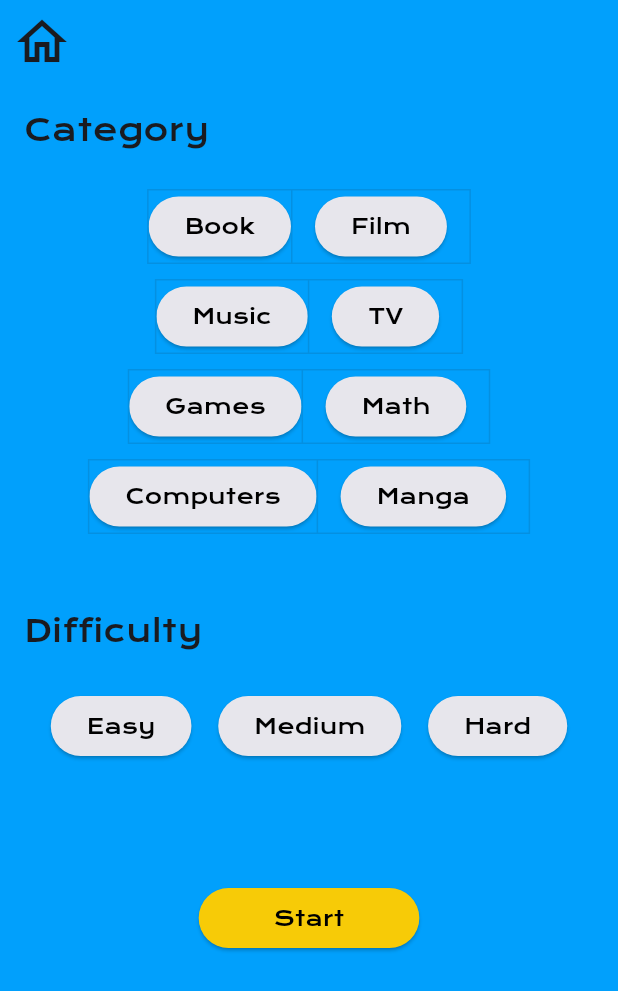
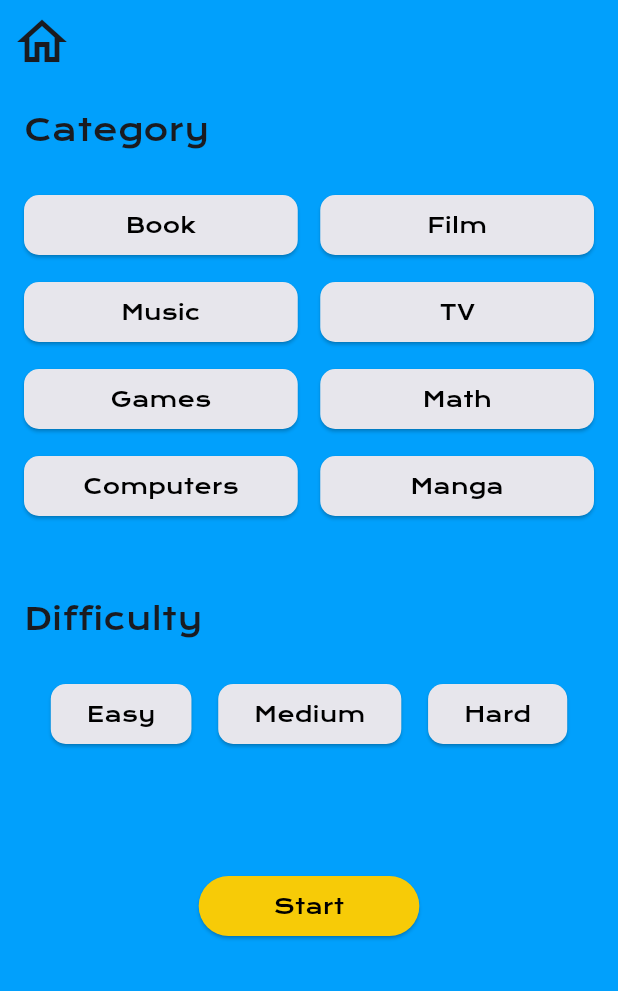
Before and after one commit to IvoVicente/QuizMania, a Flutter app: the OptionsPage screen opened by its route, on a phone screen of 412 x 824 dp. Shown: the top 991 px of the screen. Run offline on Flutter 3.47's test engine with Material 3 defaults, Android fonts, the phone set to English and light mode, and no system bars.

Commit message:
Melhorias e correções, incluindo de interface

```diff
--- a/lib/models/api_response.dart
+++ b/lib/models/api_response.dart
@@ -9,12 +9,12 @@ class ApiResponse {
     required this.results,
   });
 
-  factory ApiResponse.fromJson(Map<String, dynamic> json) {
+  /* factory ApiResponse.fromJson(Map<String, dynamic> json) {
     return ApiResponse(
       responseCode: json['response_code'] as int,
       results: (json['results'] as List)
           .map((item) => Question.fromJson(item as Map<String, dynamic>))
           .toList(),
     );
-  }
+  } */
 }
--- a/lib/models/question.dart
+++ b/lib/models/question.dart
@@ -4,7 +4,7 @@ class Question {
   final String category;
   final String question;
   final String correctAnswer;
-  final List<dynamic> incorrectAnswers;
+  final List<dynamic> allAnswers;
 
   const Question({
     required this.type,
@@ -12,17 +12,38 @@ class Question {
     required this.category,
     required this.question,
     required this.correctAnswer,
-    required this.incorrectAnswers,
+    required this.allAnswers,
   });
 
-  factory Question.fromJson(Map<String, dynamic> json) {
+/*   factory Question.fromJson(Map<String, dynamic> json) {
+    List<String> allAnswers = List<String>.from(json['incorrect_answers']);
+    allAnswers.add(json['correct_answer'] as String);
+
     return Question(
       type: json['type'] as String,
       difficulty: json['difficulty'] as String,
       category: json['category'] as String,
       question: json['question'] as String,
       correctAnswer: json['correct_answer'] as String,
-      incorrectAnswers: List<String>.from(json['incorrect_answers']),
+      allAnswers: List<String>.from(json['incorrect_answers']),
     );
   }
+
+  String _decodeText(String text){
+  return text.replaceAll('&quot;', '"')
+              .replaceAll('&#039;', "'")
+              .replaceAll('&amp;', '&')
+              .replaceAll('&eacute;', 'é')
+              .replaceAll('&aacute;', 'á')
+              .replaceAll('&uacute;', 'ú')
+              .replaceAll('&lt;', '<')
+              .replaceAll('&gt;', '>');
+  }
+
+  List<String> _decodeList(List<String> list){
+    for (int i = 0; i < list.length; i++){
+      list[i] = _decodeText(list[i]);
+    }
+    return list;
+  } */
 }
--- a/lib/pages/options.dart
+++ b/lib/pages/options.dart
@@ -57,16 +57,10 @@ class OptionStatefulState extends State<OptionsPage>{
 
         const SizedBox(height: 25),
 
-        Center(
-          child: ToggleButtons(
-            isSelected: isSelected1,
-            onPressed: (int index) {
-              (() {
-                isSelected1[index] = !isSelected1[index];
-              });
-            },
+        Row(
+          mainAxisAlignment: MainAxisAlignment.spaceEvenly,
           children: <Widget>[
-              ElevatedButton(
+            Expanded( child: ElevatedButton(
               onPressed: () {
               setState(() {
                 if (isSelectedCategory.contains(true)){
@@ -85,16 +79,25 @@ class OptionStatefulState extends State<OptionsPage>{
             style: isSelectedCategory[0] ?
             ElevatedButton.styleFrom(
             foregroundColor: isSelectedForeground,
-              backgroundColor: isSelectedBackground
+            backgroundColor: isSelectedBackground,
+            shape: RoundedRectangleBorder(
+              borderRadius: BorderRadius.circular(10)
+            )
             ) :
             ElevatedButton.styleFrom(
             foregroundColor: notSelectedForeground,
-              backgroundColor: notSelectedBackground
+            backgroundColor: notSelectedBackground,
+            shape: RoundedRectangleBorder(
+              borderRadius: BorderRadius.circular(10)
+            )
             ),
               child: const Text('Book'),
+            )
             ),
-              Padding(
-                  padding: const EdgeInsets.symmetric(horizontal: 15),
+
+            const SizedBox(width: 15),
+
+            Expanded(
               child: ElevatedButton(
                     onPressed: () {
                       setState(() {
@@ -114,27 +117,29 @@ class OptionStatefulState extends State<OptionsPage>{
                     style: isSelectedCategory[1] ?
                     ElevatedButton.styleFrom(
                     foregroundColor: isSelectedForeground,
-              backgroundColor: isSelectedBackground
+                    backgroundColor: isSelectedBackground,
+                    shape: RoundedRectangleBorder(
+                      borderRadius: BorderRadius.circular(10)
+                    )
                     ) :
                     ElevatedButton.styleFrom(
                     foregroundColor: notSelectedForeground,
-              backgroundColor: notSelectedBackground
+                    backgroundColor: notSelectedBackground,
+                    shape: RoundedRectangleBorder(
+                      borderRadius: BorderRadius.circular(10)
+                    )
                     ),
-                    child: const Text('Film'),
-                  ))
+                    child: const Text('Film'))
+              )
           ],
         ),
-        ),
+
         const SizedBox(height: 10),
+
         Center(
-          child: ToggleButtons(
-            isSelected: isSelected2,
-            onPressed: (int index) {
-              (() {
-                isSelected2[index] = !isSelected2[index];
-              });
-            },
+          child: Row(
             children: <Widget>[
+              Expanded( child:
               ElevatedButton(
                   onPressed: () {
                 setState(() {
@@ -154,16 +159,25 @@ class OptionStatefulState extends State<OptionsPage>{
               style: isSelectedCategory[2] ?
               ElevatedButton.styleFrom(
               foregroundColor: isSelectedForeground,
-              backgroundColor: isSelectedBackground
+              backgroundColor: isSelectedBackground,
+              shape: RoundedRectangleBorder(
+                borderRadius: BorderRadius.circular(10)
+              )
               ) :
               ElevatedButton.styleFrom(
               foregroundColor: notSelectedForeground,
-              backgroundColor: notSelectedBackground
+              backgroundColor: notSelectedBackground,
+              shape: RoundedRectangleBorder(
+                borderRadius: BorderRadius.circular(10)
+              )
               ),
                 child: const Text('Music'),
               ),
-              Padding(
-                padding: const EdgeInsets.symmetric(horizontal: 15),
+              ),
+
+              const SizedBox(width: 15),
+
+              Expanded(
                 child: ElevatedButton(
                     onPressed: () {
                 setState(() {
@@ -183,11 +197,17 @@ class OptionStatefulState extends State<OptionsPage>{
               style: isSelectedCategory[3] ?
               ElevatedButton.styleFrom(
               foregroundColor: isSelectedForeground,
-              backgroundColor: isSelectedBackground
+              backgroundColor: isSelectedBackground,
+              shape: RoundedRectangleBorder(
+                borderRadius: BorderRadius.circular(10)
+              )
               ) :
               ElevatedButton.styleFrom(
               foregroundColor: notSelectedForeground,
-              backgroundColor: notSelectedBackground
+              backgroundColor: notSelectedBackground,
+              shape: RoundedRectangleBorder(
+                borderRadius: BorderRadius.circular(10)
+              )
               ),
                   child: const Text('TV'),
                 ),
@@ -195,16 +215,14 @@ class OptionStatefulState extends State<OptionsPage>{
             ],
           ),
         ),
+
         const SizedBox(height: 10),
+
         Center(
-          child: ToggleButtons(
-            isSelected: isSelected2,
-            onPressed: (int index) {
-              (() {
-                isSelected2[index] = !isSelected2[index];
-              });
-            },
+          child: Row(
+            mainAxisAlignment: MainAxisAlignment.spaceEvenly,
             children: <Widget>[
+              Expanded( child:
               ElevatedButton(
                   onPressed: () {
                 setState(() {
@@ -224,16 +242,25 @@ class OptionStatefulState extends State<OptionsPage>{
               style: isSelectedCategory[4] ?
               ElevatedButton.styleFrom(
               foregroundColor: isSelectedForeground,
-              backgroundColor: isSelectedBackground
+              backgroundColor: isSelectedBackground,
+              shape: RoundedRectangleBorder(
+                borderRadius: BorderRadius.circular(10)
+              )
               ) :
               ElevatedButton.styleFrom(
               foregroundColor: notSelectedForeground,
-              backgroundColor: notSelectedBackground
+              backgroundColor: notSelectedBackground,
+              shape: RoundedRectangleBorder(
+                borderRadius: BorderRadius.circular(10)
+              )
               ),
                 child: const Text('Games'),
               ),
-              Padding(
-                padding: const EdgeInsets.symmetric(horizontal: 15),
+              ),
+
+              const SizedBox(width: 15,),
+
+              Expanded(
                 child: ElevatedButton(
                     onPressed: () {
                 setState(() {
@@ -253,11 +280,17 @@ class OptionStatefulState extends State<OptionsPage>{
               style: isSelectedCategory[5] ?
               ElevatedButton.styleFrom(
               foregroundColor: isSelectedForeground,
-              backgroundColor: isSelectedBackground
+              backgroundColor: isSelectedBackground,
+              shape: RoundedRectangleBorder(
+                borderRadius: BorderRadius.circular(10)
+              )
               ) :
               ElevatedButton.styleFrom(
               foregroundColor: notSelectedForeground,
-              backgroundColor: notSelectedBackground
+              backgroundColor: notSelectedBackground,
+              shape: RoundedRectangleBorder(
+                borderRadius: BorderRadius.circular(10)
+              )
               ),
                   child: const Text('Math'),
                 ),
@@ -266,16 +299,12 @@ class OptionStatefulState extends State<OptionsPage>{
           ),
         ),
         const SizedBox(height: 10),
+
         Center(
-          child: ToggleButtons(
-            isSelected: isSelected2,
-            onPressed: (int index) {
-              (() {
-                isSelected2[index] = !isSelected2[index];
-              });
-            },
+          child: Row(
+            mainAxisAlignment: MainAxisAlignment.spaceEvenly,
             children: <Widget>[
-              ElevatedButton(
+              Expanded( child: ElevatedButton(
                   onPressed: () {
                 setState(() {
                   if (isSelectedCategory.contains(true)){
@@ -294,15 +323,25 @@ class OptionStatefulState extends State<OptionsPage>{
               style: isSelectedCategory[6] ?
               ElevatedButton.styleFrom(
               foregroundColor: isSelectedForeground,
-              backgroundColor: isSelectedBackground
+              backgroundColor: isSelectedBackground,
+              shape: RoundedRectangleBorder(
+                borderRadius: BorderRadius.circular(10)
+              )
               ) :
               ElevatedButton.styleFrom(
               foregroundColor: notSelectedForeground,
-              backgroundColor: notSelectedBackground
+              backgroundColor: notSelectedBackground,
+              shape: RoundedRectangleBorder(
+                borderRadius: BorderRadius.circular(10)
+              )
               ),
                 child: const Text('Computers'),
-              ),              Padding(
-                padding: const EdgeInsets.symmetric(horizontal: 15),
+              ),
+              ),
+
+              const SizedBox(width: 15),
+
+              Expanded(
                 child: ElevatedButton(
                     onPressed: () {
                 setState(() {
@@ -322,11 +361,17 @@ class OptionStatefulState extends State<OptionsPage>{
               style: isSelectedCategory[7] ?
               ElevatedButton.styleFrom(
               foregroundColor: isSelectedForeground,
-              backgroundColor: isSelectedBackground
+              backgroundColor: isSelectedBackground,
+              shape: RoundedRectangleBorder(
+                borderRadius: BorderRadius.circular(10)
+              )
               ) :
               ElevatedButton.styleFrom(
               foregroundColor: notSelectedForeground,
-              backgroundColor: notSelectedBackground
+              backgroundColor: notSelectedBackground,
+              shape: RoundedRectangleBorder(
+                borderRadius: BorderRadius.circular(10)
+              )
               ),
                   child: const Text('Manga'),
                 ),
@@ -334,9 +379,10 @@ class OptionStatefulState extends State<OptionsPage>{
             ]
           ),
         ),
-        const SizedBox(
-          height: 50,
-        ),
+
+
+        const SizedBox(height: 50),
+
         const Text(
           'Difficulty',
           style: TextStyle(fontSize: 20),
@@ -361,11 +407,17 @@ class OptionStatefulState extends State<OptionsPage>{
               style: isSelectedDifficulty[0] ?
               ElevatedButton.styleFrom(
               foregroundColor: isSelectedForeground,
-              backgroundColor: isSelectedBackground
+              backgroundColor: isSelectedBackground,
+              shape: RoundedRectangleBorder(
+                borderRadius: BorderRadius.circular(10)
+              )
               ) :
               ElevatedButton.styleFrom(
               foregroundColor: notSelectedForeground,
-              backgroundColor: notSelectedBackground
+              backgroundColor: notSelectedBackground,
+              shape: RoundedRectangleBorder(
+                borderRadius: BorderRadius.circular(10)
+              )
               ),
               child: const Text('Easy'),
             ),
@@ -383,11 +435,17 @@ class OptionStatefulState extends State<OptionsPage>{
               style: isSelectedDifficulty[1] ?
               ElevatedButton.styleFrom(
               foregroundColor: isSelectedForeground,
-              backgroundColor: isSelectedBackground
+              backgroundColor: isSelectedBackground,
+              shape: RoundedRectangleBorder(
+                borderRadius: BorderRadius.circular(10)
+              )
               ) :
               ElevatedButton.styleFrom(
               foregroundColor: notSelectedForeground,
-              backgroundColor: notSelectedBackground
+              backgroundColor: notSelectedBackground,
+              shape: RoundedRectangleBorder(
+                borderRadius: BorderRadius.circular(10)
+              )
               ),
               child: const Text('Medium'),
             ),
@@ -405,11 +463,17 @@ class OptionStatefulState extends State<OptionsPage>{
               style: isSelectedDifficulty[2] ?
               ElevatedButton.styleFrom(
               foregroundColor: isSelectedForeground,
-              backgroundColor: isSelectedBackground
+              backgroundColor: isSelectedBackground,
+              shape: RoundedRectangleBorder(
+                borderRadius: BorderRadius.circular(10)
+              )
               ) :
               ElevatedButton.styleFrom(
               foregroundColor: notSelectedForeground,
-              backgroundColor: notSelectedBackground
+              backgroundColor: notSelectedBackground,
+              shape: RoundedRectangleBorder(
+                borderRadius: BorderRadius.circular(10)
+              )
               ),
               child: const Text('Hard'),
             ),
--- a/lib/providers/quiz_provider.dart
+++ b/lib/providers/quiz_provider.dart
@@ -23,7 +23,7 @@ class QuizProvider with ChangeNotifier{
     }
   }
 
-  void restartCurrentQuestionIndex(){
+  void resetCurrentQuestionIndex(){
     _currentQuestionIndex = 0;
   }
 
@@ -34,4 +34,8 @@ class QuizProvider with ChangeNotifier{
   void updateScore(){
     _score += 10;
   }
+
+  void resetScore(){
+    _score = 0;
+  }
 }
```
Also changed, not shown: lib/pages/quiz.dart (+109 -20 lines), lib/pages/score.dart (+7 -5 lines), lib/services/open_trivia_api_service.dart (+5 -5 lines), 1 other file. Lines whose indentation alone changed are shown as unchanged.
